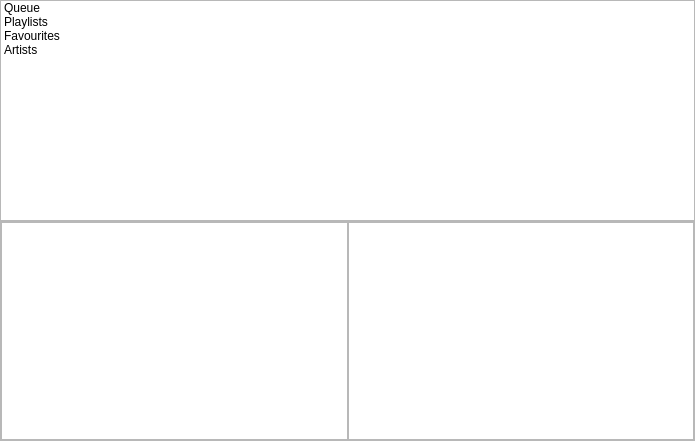
Above: MusicPlayer/homepage.ui from Aahad143/FractalWave before the change. Below: the same form after it.
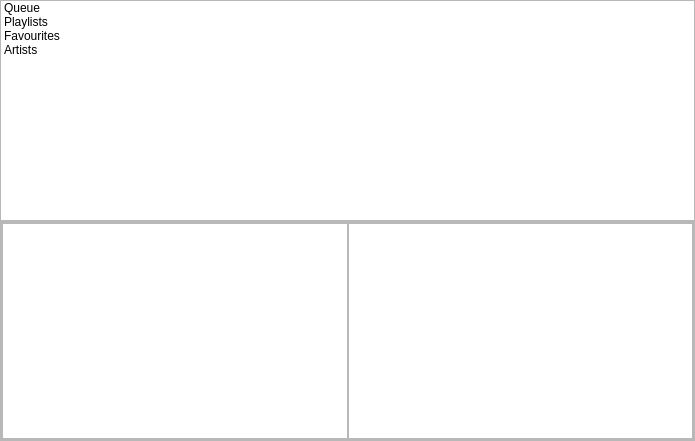
That is the form after the change. The open tabs and pages were chosen to show the change.

Commit message: feat(custom list item): added custom delegate for list widget item for custom rendering

What changed in the file:
```diff
--- a/MusicPlayer/homepage.ui
+++ b/MusicPlayer/homepage.ui
@@ -122,7 +122,37 @@
            <number>0</number>
           </property>
           <item>
-           <widget class="QListWidget" name="listOfPlaylists"/>
+           <widget class="QFrame" name="frame">
+            <property name="frameShape">
+             <enum>QFrame::Shape::StyledPanel</enum>
+            </property>
+            <property name="frameShadow">
+             <enum>QFrame::Shadow::Raised</enum>
+            </property>
+            <layout class="QHBoxLayout" name="horizontalLayout_4">
+             <property name="spacing">
+              <number>0</number>
+             </property>
+             <property name="leftMargin">
+              <number>0</number>
+             </property>
+             <property name="topMargin">
+              <number>0</number>
+             </property>
+             <property name="rightMargin">
+              <number>0</number>
+             </property>
+             <property name="bottomMargin">
+              <number>0</number>
+             </property>
+             <item>
+              <widget class="QListWidget" name="listOfPlaylists"/>
+             </item>
+             <item>
+              <widget class="QListWidget" name="listOfTracks"/>
+             </item>
+            </layout>
+           </widget>
           </item>
          </layout>
         </widget>
@@ -150,9 +180,6 @@
         </widget>
        </widget>
       </item>
-      <item>
-       <widget class="QListWidget" name="listOfTracks"/>
-      </item>
      </layout>
     </widget>
    </item>
```
Left out of the diff: 8 changed lines with no effect on the pictures. The commit also changes 20 other files.
